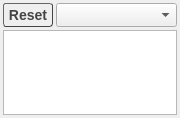
Old version of the form Rragraph/src/HeadersView.ui in the repository rasmadeus/Rragraph.
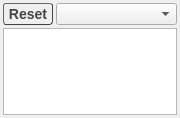
New version of the form.

The edit to the form file:
```diff
--- a/Rragraph/src/HeadersView.ui
+++ b/Rragraph/src/HeadersView.ui
@@ -51,13 +51,13 @@
        <property name="minimumSize">
         <size>
          <width>0</width>
-         <height>24</height>
+         <height>22</height>
         </size>
        </property>
        <property name="maximumSize">
         <size>
          <width>50</width>
-         <height>24</height>
+         <height>22</height>
         </size>
        </property>
        <property name="styleSheet">
@@ -67,6 +67,7 @@
     font: bold 14px;
     border-radius: 3px;
     color: #444444;
+    height:15px;
 }
 QToolButton:pressed {
 	color: #999999;
@@ -88,13 +89,13 @@
        <property name="minimumSize">
         <size>
          <width>90</width>
-         <height>24</height>
+         <height>22</height>
         </size>
        </property>
        <property name="maximumSize">
         <size>
          <width>16777215</width>
-         <height>24</height>
+         <height>22</height>
         </size>
        </property>
        <property name="styleSheet">
```
